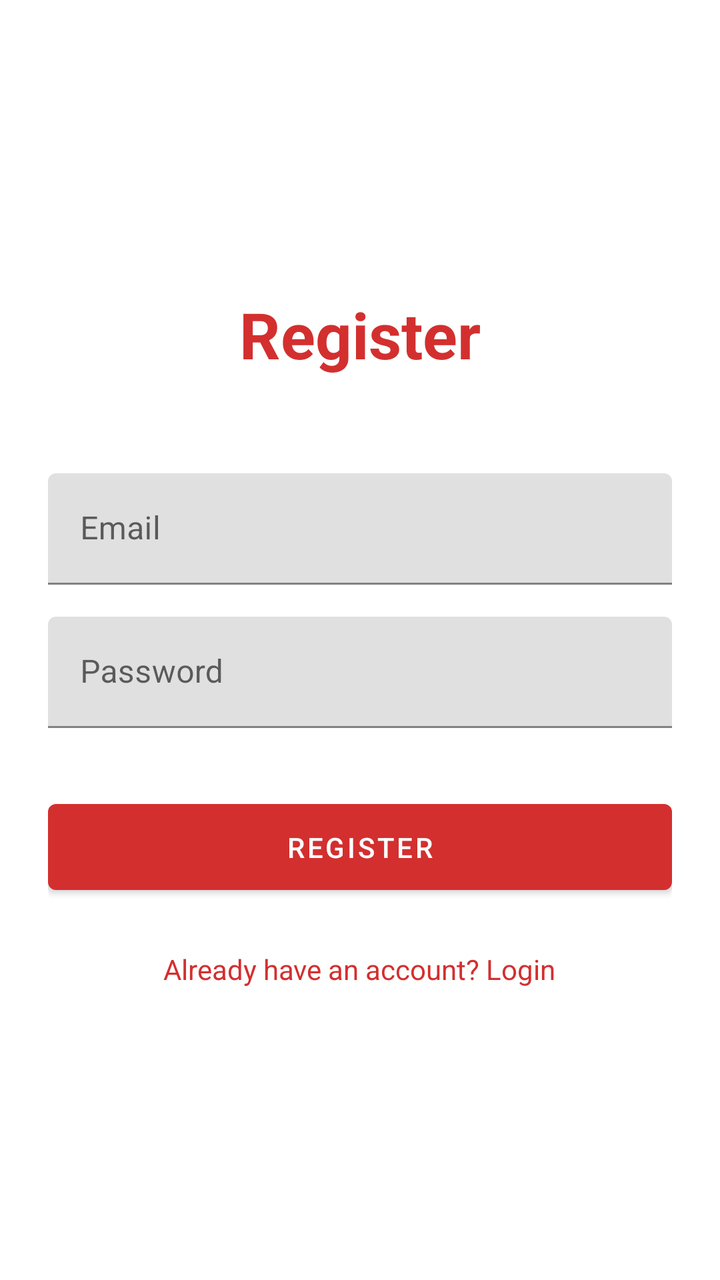
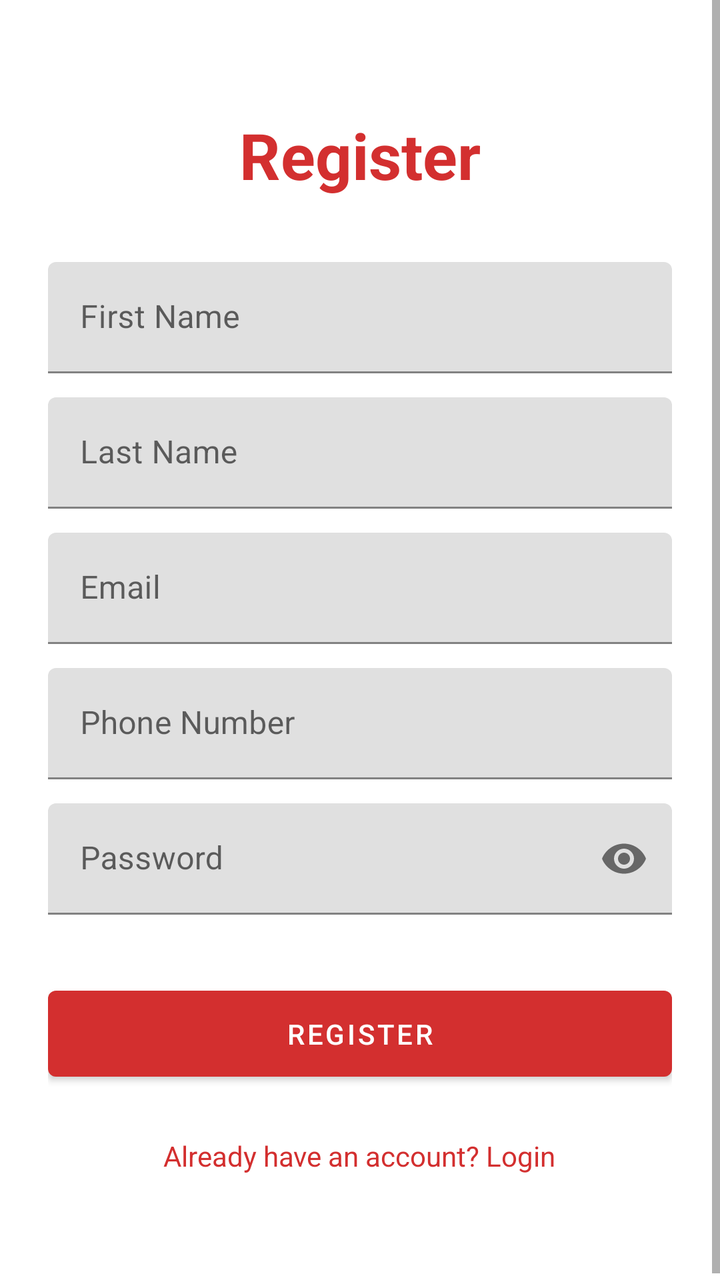

Screens rendered from an Android XML layout before and after an edit, with the pre-edit source and the edit as a unified diff.
<!-- AndroidManifest.xml: application theme Theme.BloodConnect -->
<!-- res/layout/activity_register.xml -->
<?xml version="1.0" encoding="utf-8"?>
<LinearLayout xmlns:android="http://schemas.android.com/apk/res/android"
    android:layout_width="match_parent"
    android:layout_height="match_parent"
    android:orientation="vertical"
    android:padding="24dp"
    android:gravity="center">

    <TextView
        android:layout_width="wrap_content"
        android:layout_height="wrap_content"
        android:text="@string/register"
        android:textColor="@color/primaryColor"
        android:textSize="32sp"
        android:textStyle="bold"
        android:layout_marginBottom="48dp" />

    <com.google.android.material.textfield.TextInputLayout
        android:layout_width="match_parent"
        android:layout_height="wrap_content"
        android:layout_marginBottom="16dp">
        <com.google.android.material.textfield.TextInputEditText
            android:id="@+id/etRegEmail"
            android:layout_width="match_parent"
            android:layout_height="wrap_content"
            android:hint="@string/email"
            android:inputType="textEmailAddress" />
    </com.google.android.material.textfield.TextInputLayout>

    <com.google.android.material.textfield.TextInputLayout
        android:layout_width="match_parent"
        android:layout_height="wrap_content"
        android:layout_marginBottom="32dp">
        <com.google.android.material.textfield.TextInputEditText
            android:id="@+id/etRegPassword"
            android:layout_width="match_parent"
            android:layout_height="wrap_content"
            android:hint="@string/password"
            android:inputType="textPassword" />
    </com.google.android.material.textfield.TextInputLayout>

    <com.google.android.material.button.MaterialButton
        android:id="@+id/btnRegister"
        android:layout_width="match_parent"
        android:layout_height="wrap_content"
        android:text="@string/register"
        android:padding="12dp" />

    <TextView
        android:id="@+id/tvLogin"
        android:layout_width="wrap_content"
        android:layout_height="wrap_content"
        android:text="@string/already_have_account"
        android:layout_marginTop="24dp"
        android:textColor="@color/primaryColor" />

</LinearLayout>
<!-- resources referenced by this layout -->
<resources>
  <color name="primaryColor">#D32F2F</color>
  <string name="already_have_account">Already have an account? Login</string>
  <string name="email">Email</string>
  <string name="password">Password</string>
  <string name="register">Register</string>
  <style name="Theme.BloodConnect" parent="Theme.MaterialComponents.DayNight.NoActionBar">
          
          <item name="colorPrimary">@color/primaryColor</item>
          <item name="colorPrimaryVariant">@color/primaryDarkColor</item>
          <item name="colorOnPrimary">@color/secondaryColor</item>
          
          <item name="colorSecondary">@color/primaryColor</item>
          <item name="colorSecondaryVariant">@color/primaryLightColor</item>
          <item name="colorOnSecondary">@color/secondaryColor</item>
          
          <item name="android:statusBarColor">?attr/colorPrimaryVariant</item>
      </style>
  <color name="primaryDarkColor">#9A0007</color>
  <color name="secondaryColor">#FFFFFF</color>
  <color name="primaryLightColor">#FF6659</color>
</resources>

<!-- the commit's change to res/layout/activity_register.xml (unified diff, before → after) -->
@@ -1,57 +1,112 @@
 <?xml version="1.0" encoding="utf-8"?>
-<LinearLayout xmlns:android="http://schemas.android.com/apk/res/android"
+<ScrollView xmlns:android="http://schemas.android.com/apk/res/android"
     android:layout_width="match_parent"
-    android:layout_height="match_parent"
-    android:orientation="vertical"
-    android:padding="24dp"
-    android:gravity="center">
+    android:layout_height="match_parent">
 
-    <TextView
-        android:layout_width="wrap_content"
-        android:layout_height="wrap_content"
-        android:text="@string/register"
-        android:textColor="@color/primaryColor"
-        android:textSize="32sp"
-        android:textStyle="bold"
-        android:layout_marginBottom="48dp" />
-
-    <com.google.android.material.textfield.TextInputLayout
+    <LinearLayout
         android:layout_width="match_parent"
         android:layout_height="wrap_content"
-        android:layout_marginBottom="16dp">
-        <com.google.android.material.textfield.TextInputEditText
-            android:id="@+id/etRegEmail"
+        android:orientation="vertical"
+        android:padding="24dp"
+        android:gravity="center_horizontal">
+
+        <TextView
+            android:layout_width="wrap_content"
+            android:layout_height="wrap_content"
+            android:text="@string/register"
+            android:textColor="@color/primaryColor"
+            android:textSize="32sp"
+            android:textStyle="bold"
+            android:layout_marginTop="32dp"
+            android:layout_marginBottom="32dp" />
+
+        <com.google.android.material.textfield.TextInputLayout
+            android:id="@+id/tilFirstName"
             android:layout_width="match_parent"
             android:layout_height="wrap_content"
-            android:hint="@string/email"
-            android:inputType="textEmailAddress" />
-    </com.google.android.material.textfield.TextInputLayout>
+            android:layout_marginBottom="12dp">
+            <com.google.android.material.textfield.TextInputEditText
+                android:id="@+id/etRegFirstName"
+                android:layout_width="match_parent"
+                android:layout_height="wrap_content"
+                android:hint="@string/first_name"
+                android:inputType="textPersonName"
+                android:imeOptions="actionNext" />
+        </com.google.android.material.textfield.TextInputLayout>
 
-    <com.google.android.material.textfield.TextInputLayout
-        android:layout_width="match_parent"
-        android:layout_height="wrap_content"
-        android:layout_marginBottom="32dp">
-        <com.google.android.material.textfield.TextInputEditText
-            android:id="@+id/etRegPassword"
+        <com.google.android.material.textfield.TextInputLayout
+            android:id="@+id/tilLastName"
             android:layout_width="match_parent"
             android:layout_height="wrap_content"
-            android:hint="@string/password"
-            android:inputType="textPassword" />
-    </com.google.android.material.textfield.TextInputLayout>
+            android:layout_marginBottom="12dp">
+            <com.google.android.material.textfield.TextInputEditText
+                android:id="@+id/etRegLastName"
+                android:layout_width="match_parent"
+                android:layout_height="wrap_content"
+                android:hint="@string/last_name"
+                android:inputType="textPersonName"
+                android:imeOptions="actionNext" />
+        </com.google.android.material.textfield.TextInputLayout>
 
-    <com.google.android.material.button.MaterialButton
-        android:id="@+id/btnRegister"
-        android:layout_width="match_parent"
-        android:layout_height="wrap_content"
-        android:text="@string/register"
-        android:padding="12dp" />
+        <com.google.android.material.textfield.TextInputLayout
+            android:id="@+id/tilRegEmail"
+            android:layout_width="match_parent"
+            android:layout_height="wrap_content"
+            android:layout_marginBottom="12dp">
+            <com.google.android.material.textfield.TextInputEditText
+                android:id="@+id/etRegEmail"
+                android:layout_width="match_parent"
+                android:layout_height="wrap_content"
+                android:hint="@string/email"
+                android:inputType="textEmailAddress"
+                android:imeOptions="actionNext" />
+        </com.google.android.material.textfield.TextInputLayout>
 
-    <TextView
-        android:id="@+id/tvLogin"
-        android:layout_width="wrap_content"
-        android:layout_height="wrap_content"
-        android:text="@string/already_have_account"
-        android:layout_marginTop="24dp"
-        android:textColor="@color/primaryColor" />
+        <com.google.android.material.textfield.TextInputLayout
+            android:id="@+id/tilRegPhone"
+            android:layout_width="match_parent"
+            android:layout_height="wrap_content"
+            android:layout_marginBottom="12dp">
+            <com.google.android.material.textfield.TextInputEditText
+                android:id="@+id/etRegPhone"
+                android:layout_width="match_parent"
+                android:layout_height="wrap_content"
+                android:hint="@string/phone"
+                android:inputType="phone"
+                android:imeOptions="actionNext" />
+        </com.google.android.material.textfield.TextInputLayout>
 
-</LinearLayout>
+        <com.google.android.material.textfield.TextInputLayout
+            android:id="@+id/tilRegPassword"
+            android:layout_width="match_parent"
+            android:layout_height="wrap_content"
+            android:layout_marginBottom="32dp"
+            app:passwordToggleEnabled="true"
+            xmlns:app="http://schemas.android.com/apk/res-auto">
+            <com.google.android.material.textfield.TextInputEditText
+                android:id="@+id/etRegPassword"
+                android:layout_width="match_parent"
+                android:layout_height="wrap_content"
+                android:hint="@string/password"
+                android:inputType="textPassword"
+                android:imeOptions="actionDone" />
+        </com.google.android.material.textfield.TextInputLayout>
+
+        <com.google.android.material.button.MaterialButton
+            android:id="@+id/btnRegister"
+            android:layout_width="match_parent"
+            android:layout_height="wrap_content"
+            android:text="@string/register"
+            android:padding="12dp" />
+
+        <TextView
+            android:id="@+id/tvLogin"
+            android:layout_width="wrap_content"
+            android:layout_height="wrap_content"
+            android:text="@string/already_have_account"
+            android:layout_marginTop="24dp"
+            android:layout_marginBottom="32dp"
+            android:textColor="@color/primaryColor" />
+
+    </LinearLayout>
+</ScrollView>
<!-- resource entries referenced after the edit -->
@@ -3,7 +3,10 @@
   <color name="primaryColor">#D32F2F</color>
   <string name="already_have_account">Already have an account? Login</string>
   <string name="email">Email</string>
+  <string name="first_name">First Name</string>
+  <string name="last_name">Last Name</string>
   <string name="password">Password</string>
+  <string name="phone">Phone Number</string>
   <string name="register">Register</string>
   <style name="Theme.BloodConnect" parent="Theme.MaterialComponents.DayNight.NoActionBar">
           
